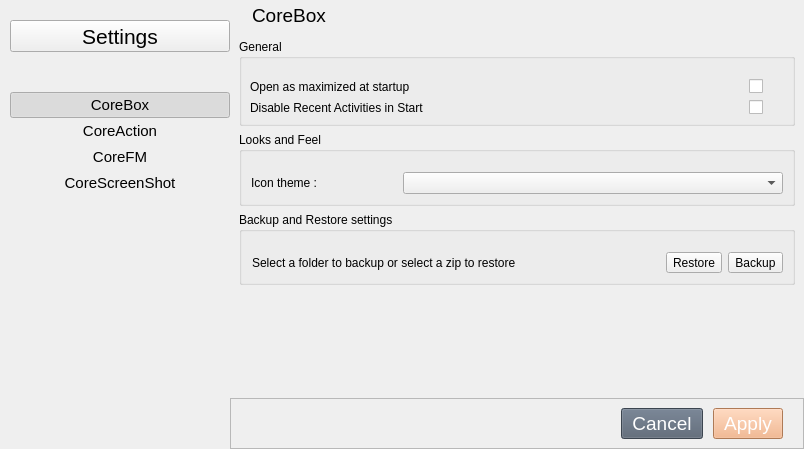
Above: app/settings/settings.ui from rahmanshaber/corebox before the change. Below: the same form after it.
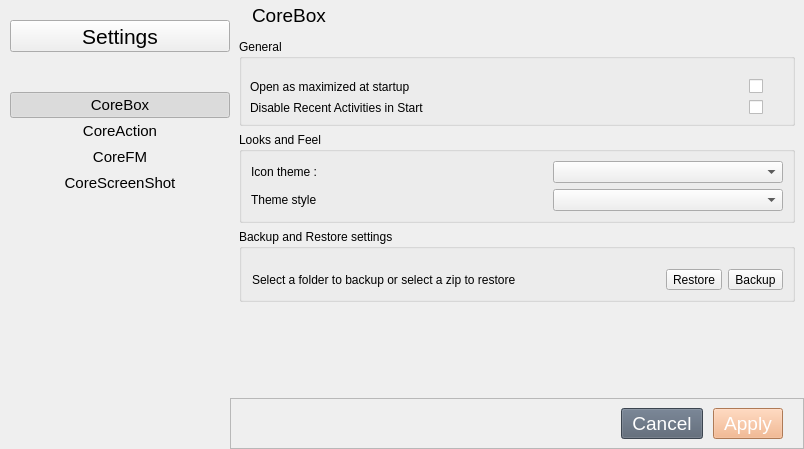
That is the form after the change. Icons and pictures are not drawn.

Commit message: theme support

The edit to the form file:
```diff
--- a/app/settings/settings.ui
+++ b/app/settings/settings.ui
@@ -568,24 +568,21 @@
          <property name="title">
           <string>Looks and Feel</string>
          </property>
-         <layout class="QHBoxLayout" name="horizontalLayout_5">
-          <property name="topMargin">
-           <number>20</number>
-          </property>
-          <item>
+         <layout class="QGridLayout" name="gridLayout_6">
+          <item row="0" column="0">
            <widget class="QLabel" name="label_2">
             <property name="text">
              <string>Icon theme :</string>
             </property>
            </widget>
           </item>
-          <item>
+          <item row="0" column="1">
            <spacer name="horizontalSpacer_7">
             <property name="orientation">
              <enum>Qt::Horizontal</enum>
             </property>
             <property name="sizeType">
-             <enum>QSizePolicy::Fixed</enum>
+             <enum>QSizePolicy::Expanding</enum>
             </property>
             <property name="sizeHint" stdset="0">
              <size>
@@ -595,7 +592,7 @@
             </property>
            </spacer>
           </item>
-          <item>
+          <item row="0" column="2">
            <widget class="QComboBox" name="cmbIconTheme">
             <property name="sizePolicy">
              <sizepolicy hsizetype="Expanding" vsizetype="Preferred">
@@ -614,6 +611,45 @@
             </property>
            </widget>
           </item>
+          <item row="1" column="0">
+           <widget class="QLabel" name="label_10">
+            <property name="text">
+             <string>Theme style</string>
+            </property>
+           </widget>
+          </item>
+          <item row="1" column="1">
+           <spacer name="horizontalSpacer_8">
+            <property name="orientation">
+             <enum>Qt::Horizontal</enum>
+            </property>
+            <property name="sizeHint" stdset="0">
+             <size>
+              <width>227</width>
+              <height>20</height>
+             </size>
+            </property>
+           </spacer>
+          </item>
+          <item row="1" column="2">
+           <widget class="QComboBox" name="cmbStyleTheme">
+            <property name="sizePolicy">
+             <sizepolicy hsizetype="Expanding" vsizetype="Preferred">
+              <horstretch>0</horstretch>
+              <verstretch>0</verstretch>
+             </sizepolicy>
+            </property>
+            <property name="minimumSize">
+             <size>
+              <width>0</width>
+              <height>0</height>
+             </size>
+            </property>
+            <property name="styleSheet">
+             <string notr="true"/>
+            </property>
+           </widget>
+          </item>
          </layout>
         </widget>
        </item>
```
Left out of the diff: 2 changed lines with no effect on the pictures. The commit also changes 55 other files.
